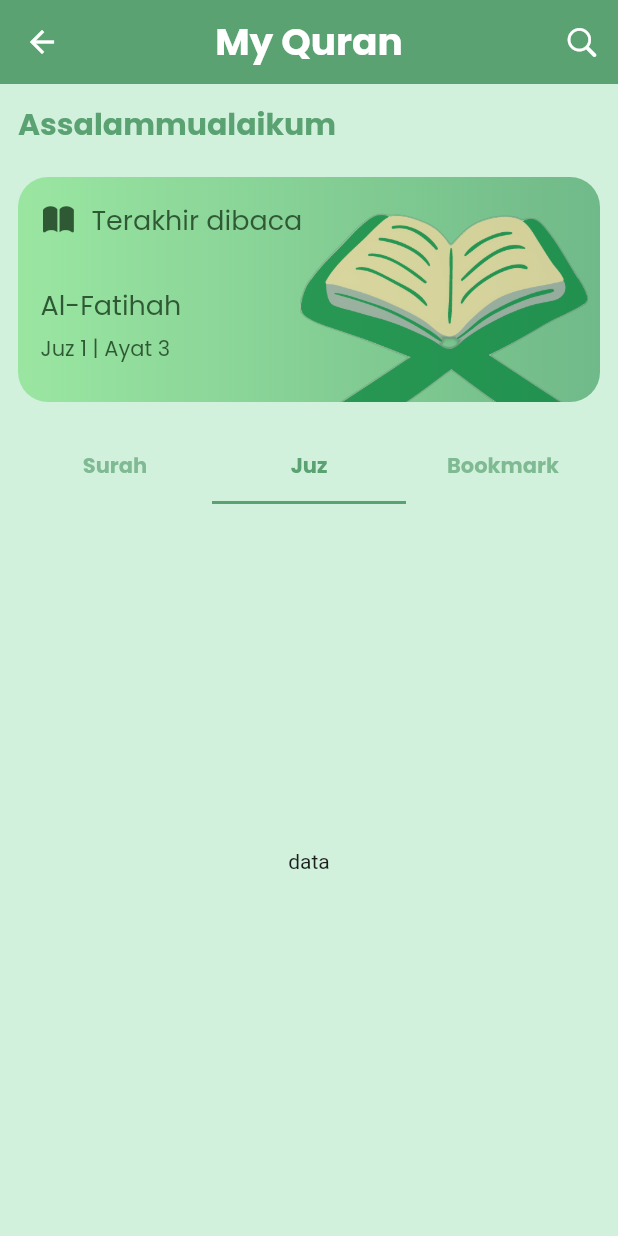
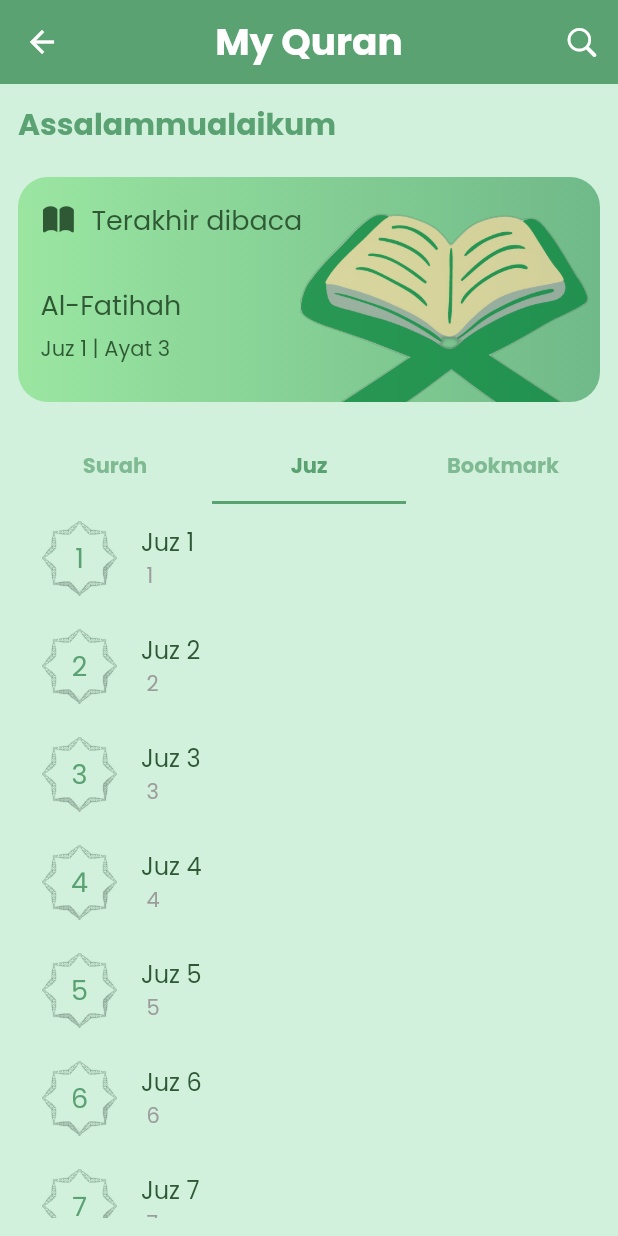
Before and after one commit to HumaCode/Aplikasi-Alquran-Flutter, a Flutter app: the HomeView screen opened by its route, tab 2 chosen, on a phone screen of 412 x 824 dp. Run offline on Flutter 3.47's test engine with Material 2 defaults, Android fonts, the phone set to English and light mode, and no system bars; our stand-ins replace get, lottie; network calls fail.

Commit message:
Home Ui 2

```diff
--- a/lib/app/modules/home/views/home_view.dart
+++ b/lib/app/modules/home/views/home_view.dart
@@ -153,6 +153,7 @@ class HomeView extends GetView<HomeController> {
               Expanded(
                 child: TabBarView(
                   children: [
+                    // SURAH
                     FutureBuilder<List<Surah>>(
                       future: controller.getAllSurah(),
                       builder: (context, snapshot) {
@@ -190,20 +191,36 @@ class HomeView extends GetView<HomeController> {
                                 Get.toNamed(Routes.DETAIL_SURAH,
                                     arguments: surah);
                               },
-                              leading: CircleAvatar(
-                                backgroundColor: Color(0xff5BA273),
-                                child: Text(
-                                  "${surah.number}",
-                                  style: regular,
+                              leading: Container(
+                                height: 50,
+                                width: 50,
+                                decoration: BoxDecoration(
+                                  image: DecorationImage(
+                                    image:
+                                        AssetImage("assets/images/bingkai.png"),
+                                  ),
+                                ),
+                                child: Center(
+                                  child: Text(
+                                    "${surah.number}",
+                                    style: regular.copyWith(
+                                      fontSize: 18,
+                                      color: R.colors.primary,
+                                    ),
+                                  ),
                                 ),
                               ),
                               title: Text(
                                 "Surah ${surah.name?.transliteration?.id ?? 'tidak tersedia'}",
-                                style: regular,
+                                style: regular.copyWith(
+                                  color: R.colors.primary3,
+                                ),
                               ),
                               subtitle: Text(
                                 "${surah.numberOfVerses} Ayat | ${surah.revelation?.id ?? 'tidak tersedia'}",
-                                style: regular,
+                                style: regular.copyWith(
+                                  color: R.colors.grey,
+                                ),
                               ),
                               trailing: Text(
                                 "${surah.name?.short ?? ''}",
@@ -214,7 +231,52 @@ class HomeView extends GetView<HomeController> {
                         );
                       },
                     ),
-                    Center(child: Text("data")),
+
+                    // JUZ
+                    ListView.builder(
+                        itemCount: 30,
+                        itemBuilder: (context, index) {
+                          return ListTile(
+                            onTap: () {
+                              // pindah halaman sambil membawa parameter surah
+                              // Get.toNamed(Routes.DETAIL_SURAH,
+                              //     arguments: surah);
+                            },
+                            leading: Container(
+                              height: 50,
+                              width: 50,
+                              decoration: BoxDecoration(
+                                image: DecorationImage(
+                                  image:
+                                      AssetImage("assets/images/bingkai.png"),
+                                ),
+                              ),
+                              child: Center(
+                                child: Text(
+                                  "${index + 1}",
+                                  style: regular.copyWith(
+                                    fontSize: 18,
+                                    color: R.colors.primary,
+                                  ),
+                                ),
+                              ),
+                            ),
+                            title: Text(
+                              "Juz ${index + 1}",
+                              style: regular.copyWith(
+                                color: R.colors.primary3,
+                              ),
+                            ),
+                            subtitle: Text(
+                              " ${index + 1}",
+                              style: regular.copyWith(
+                                color: R.colors.grey,
+                              ),
+                            ),
+                          );
+                        }),
+
+                    // BOOKMARK
                     Center(child: Text("data")),
                   ],
                 ),
```
